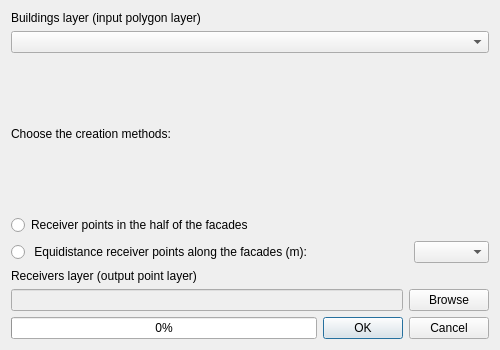
Qt form tools/ui_CreateReceiverPoints.ui (Arpapiemonte/openoise-map) before a commit.
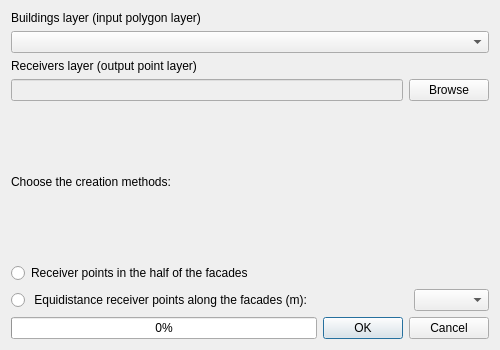
The same form after that commit. Custom widgets are drawn as their Qt base class.

Patch:
```diff
--- a/tools/ui_CreateReceiverPoints.ui
+++ b/tools/ui_CreateReceiverPoints.ui
@@ -67,47 +67,6 @@
      </item>
     </layout>
    </item>
-   <item>
-    <widget class="QLabel" name="label">
-     <property name="text">
-      <string>Choose the creation methods:</string>
-     </property>
-    </widget>
-   </item>
-   <item>
-    <layout class="QGridLayout" name="gridLayout">
-     <item row="0" column="0">
-      <widget class="QRadioButton" name="middle_pts_radioButton">
-       <property name="text">
-        <string>Receiver points in the half of the facades</string>
-       </property>
-      </widget>
-     </item>
-     <item row="1" column="0">
-      <widget class="QRadioButton" name="spaced_pts_radioButton">
-       <property name="text">
-        <string> Equidistance receiver points along the facades (m):</string>
-       </property>
-      </widget>
-     </item>
-     <item row="1" column="1">
-      <widget class="QComboBox" name="spaced_pts_comboBox">
-       <property name="minimumSize">
-        <size>
-         <width>75</width>
-         <height>0</height>
-        </size>
-       </property>
-       <property name="maximumSize">
-        <size>
-         <width>75</width>
-         <height>16777215</height>
-        </size>
-       </property>
-      </widget>
-     </item>
-    </layout>
-   </item>
    <item>
     <layout class="QVBoxLayout" name="receivers_layer_verticalLayout">
      <property name="sizeConstraint">
@@ -161,6 +120,47 @@
      </item>
     </layout>
    </item>
+   <item>
+    <widget class="QLabel" name="label">
+     <property name="text">
+      <string>Choose the creation methods:</string>
+     </property>
+    </widget>
+   </item>
+   <item>
+    <layout class="QGridLayout" name="gridLayout">
+     <item row="0" column="0">
+      <widget class="QRadioButton" name="middle_pts_radioButton">
+       <property name="text">
+        <string>Receiver points in the half of the facades</string>
+       </property>
+      </widget>
+     </item>
+     <item row="1" column="0">
+      <widget class="QRadioButton" name="spaced_pts_radioButton">
+       <property name="text">
+        <string> Equidistance receiver points along the facades (m):</string>
+       </property>
+      </widget>
+     </item>
+     <item row="1" column="1">
+      <widget class="QComboBox" name="spaced_pts_comboBox">
+       <property name="minimumSize">
+        <size>
+         <width>75</width>
+         <height>0</height>
+        </size>
+       </property>
+       <property name="maximumSize">
+        <size>
+         <width>75</width>
+         <height>16777215</height>
+        </size>
+       </property>
+      </widget>
+     </item>
+    </layout>
+   </item>
    <item>
     <layout class="QHBoxLayout" name="horizontalLayout">
      <item>
```
